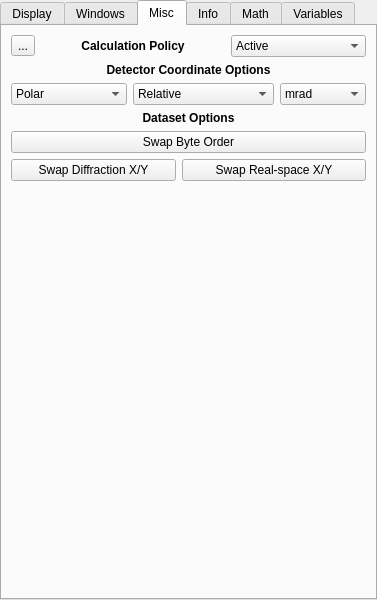
This is src/gui/SettingsPanelForm.ui in bryandesser/Quant4D as Qt 5 draws it before an edit. The edited form follows.
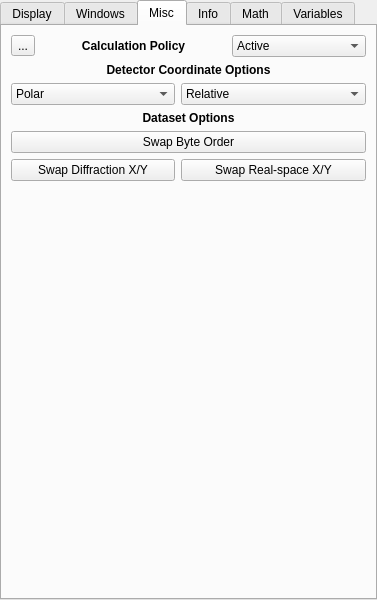
This is the edited form. The open tabs and pages were chosen to show the change. Icons and pictures are not drawn. Custom widgets are drawn as their Qt base class.

Patch:
```diff
--- a/src/gui/SettingsPanelForm.ui
+++ b/src/gui/SettingsPanelForm.ui
@@ -1483,7 +1483,7 @@
          </property>
         </widget>
        </item>
-       <item row="2" column="0" colspan="3">
+       <item row="2" column="0" colspan="4">
         <widget class="QComboBox" name="DCSys">
          <item>
           <property name="text">
@@ -1497,7 +1497,7 @@
          </item>
         </widget>
        </item>
-       <item row="2" column="3" colspan="3">
+       <item row="2" column="4" colspan="4">
         <widget class="QComboBox" name="DCPos">
          <item>
           <property name="text">
@@ -1511,20 +1511,6 @@
          </item>
         </widget>
        </item>
-       <item row="2" column="6" colspan="2">
-        <widget class="QComboBox" name="DCUnit">
-         <item>
-          <property name="text">
-           <string>mrad</string>
-          </property>
-         </item>
-         <item>
-          <property name="text">
-           <string>pixel</string>
-          </property>
-         </item>
-        </widget>
-       </item>
        <item row="0" column="5" colspan="3">
         <widget class="QComboBox" name="CalcPolicy">
          <item>
```
